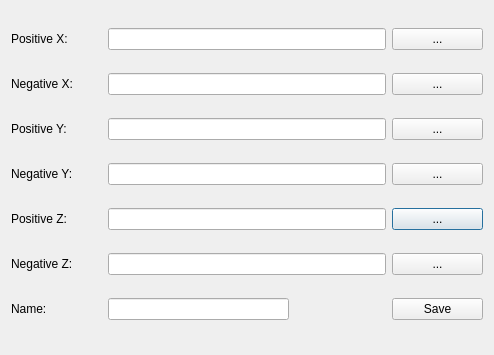
Above: src/wte/ui/SkyboxEditDialog.ui from spiricn/Wt before the change. Below: the same form after it.
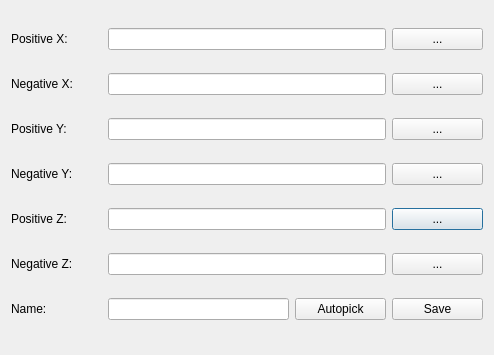
That is the form after the change.

Diff of the .ui file:
```diff
--- a/src/wte/ui/SkyboxEditDialog.ui
+++ b/src/wte/ui/SkyboxEditDialog.ui
@@ -157,6 +157,13 @@
    <item row="6" column="1" colspan="2">
     <widget class="QLineEdit" name="nameEdit"/>
    </item>
+   <item row="6" column="3">
+    <widget class="QPushButton" name="pushButton_8">
+     <property name="text">
+      <string>Autopick</string>
+     </property>
+    </widget>
+   </item>
   </layout>
  </widget>
  <resources/>
```
Left out of the diff: 45 changed lines with no effect on the pictures.
